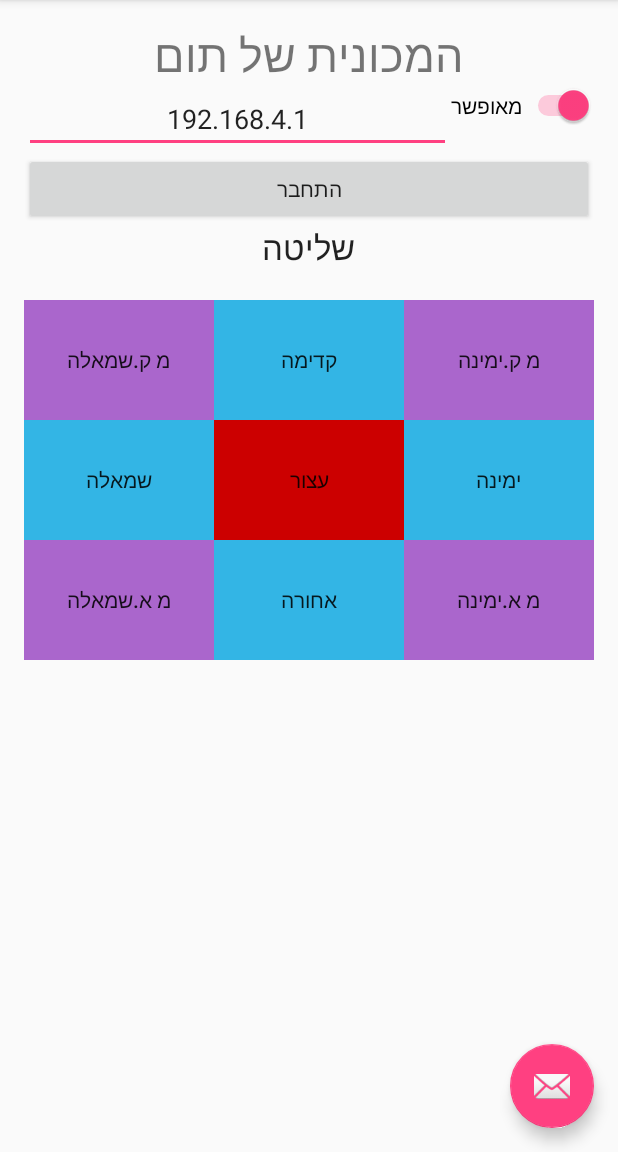
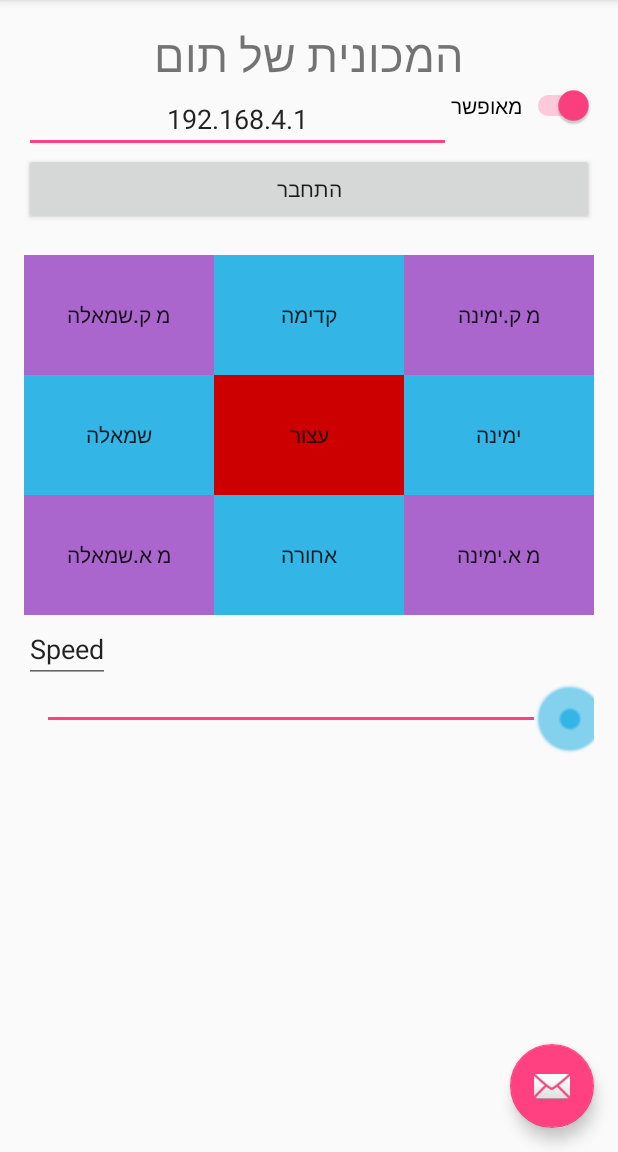
Before and after one commit to alon24/SmartCarAndroid, an Android app: the screen it shows after launch (MainActivity), on a phone screen of 412 x 824 dp, the part 84-1236 px from its top. Run offline under Robolectric (Android 15) with nearby library versions, the phone set to English and light mode, and no system bars.

Commit message:
add seeker

```diff
--- a/app/src/main/java/alon24/smartcarandroid/MainActivity.java
+++ b/app/src/main/java/alon24/smartcarandroid/MainActivity.java
@@ -26,11 +26,13 @@ import android.view.View;
 import android.widget.Button;
 import android.widget.CompoundButton;
 import android.widget.EditText;
+import android.widget.SeekBar;
 import android.widget.Switch;
 import android.widget.Toast;
 
 import java.util.List;
 
+import alon24.smartcarandroid.utils.RepeatListener;
 import de.tavendo.autobahn.WebSocketConnection;
 import de.tavendo.autobahn.WebSocketException;
 import de.tavendo.autobahn.WebSocketHandler;
@@ -57,6 +59,9 @@ public class MainActivity extends AppCompatActivity
 
     private boolean isConnected = false;
     private boolean isConnecting = false;
+
+    RepeatListener repeatListener;
+    int curretYPower = 100;
 
     @Override
     protected void onCreate(Bundle savedInstanceState) {
@@ -109,18 +114,51 @@ public class MainActivity extends AppCompatActivity
 
         connectBtn.setOnClickListener(this);
         connectModeSwitch.setOnCheckedChangeListener(this);
+        repeatListener = new RepeatListener(0,100, this);
+//        carIpText.addTextChangedListener((this);
+//        ((Button) findViewById(R.id.upBtn)).setOnClickListener(this);
+        ((Button) findViewById(R.id.upBtn)).setOnTouchListener(repeatListener);
 
-//        carIpText.addTextChangedListener((this);
-        ((Button)findViewById(R.id.upBtn)).setOnClickListener(this);
-        ((Button)findViewById(R.id.downBtn)).setOnClickListener(this);
-        ((Button)findViewById(R.id.leftBtn)).setOnClickListener(this);
-        ((Button)findViewById(R.id.rightBtn)).setOnClickListener(this);
+        ((Button)findViewById(R.id.downBtn)).setOnTouchListener(repeatListener);
+        ((Button)findViewById(R.id.leftBtn)).setOnTouchListener(repeatListener);
+        ((Button)findViewById(R.id.rightBtn)).setOnTouchListener(repeatListener);
 
-        ((Button)findViewById(R.id.upLeftBtn)).setOnClickListener(this);
-        ((Button)findViewById(R.id.upRightBtn)).setOnClickListener(this);
-        ((Button)findViewById(R.id.downLeftBtn)).setOnClickListener(this);
-        ((Button)findViewById(R.id.downRightBtn)).setOnClickListener(this);
-        ((Button)findViewById(R.id.stopBtn)).setOnClickListener(this);
+        ((Button)findViewById(R.id.upLeftBtn)).setOnTouchListener(repeatListener);
+        ((Button)findViewById(R.id.upRightBtn)).setOnTouchListener(repeatListener);
+        ((Button)findViewById(R.id.downLeftBtn)).setOnTouchListener(repeatListener);
+        ((Button)findViewById(R.id.downRightBtn)).setOnTouchListener(repeatListener);
+        ((Button)findViewById(R.id.stopBtn)).setOnTouchListener(repeatListener);
+        SeekBar seekBar = ((SeekBar)findViewById(R.id.seekBar));
+        seekBar.setMax(100);
+        seekBar.setProgress(curretYPower);
+        seekBar.setOnSeekBarChangeListener(new SeekBar.OnSeekBarChangeListener() {
+
+            @Override
+            public void onStopTrackingTouch(SeekBar seekBar) {
+
+            }
+
+            @Override
+            public void onStartTrackingTouch(SeekBar seekBar) {
+
+            }
+
+            @Override
+            public void onProgressChanged(SeekBar seekBar, int progress,
+                                          boolean fromUser) {
+                curretYPower = progress;
+                Log.d(TAG, "current power = " + curretYPower);
+//                int MIN = 5;
+//                if (progress < MIN) {
+//
+//                    value.setText(" Time Interval (" + seektime + " sec)");
+//                } else {
+//                    seektime = progress;
+//                }
+//                value.setText(" Time Interval (" + seektime + " sec)");
+
+            }
+        });
 //        Menu m = navigationView.getMenu();
 //        SubMenu wifiConnectionsMenu = m.addSubMenu("WifiConnections");
 //        wifiConnectionsMenu.add("Foo");
@@ -441,6 +479,7 @@ public class MainActivity extends AppCompatActivity
                 break;
             //Move x%,y%
             case R.id.upBtn:
+//                Log.d(TAG, "upbtn rpt listener");
                 sendMoveXYMessage(0,100);
                 break;
             case R.id.downBtn:
@@ -471,7 +510,7 @@ public class MainActivity extends AppCompatActivity
     }
 
     private void sendMoveXYMessage(int x, int y) {
-        sendMessage("Move xy " + x + " " + y);
+        sendMessage("Move xy " + x + " " + curretYPower);
     }
 
     @Override
--- /dev/null
+++ b/app/src/main/java/alon24/smartcarandroid/utils/RepeatListener.java
@@ -0,0 +1,79 @@
+package alon24.smartcarandroid.utils;
+
+import android.os.Handler;
+import android.view.MotionEvent;
+import android.view.View;
+import android.view.View.OnClickListener;
+import android.view.View.OnTouchListener;
+
+/**
+ * A class, that can be used as a TouchListener on any view (e.g. a Button).
+ * It cyclically runs a clickListener, emulating keyboard-like behaviour. First
+ * click is fired immediately, next one after the initialInterval, and subsequent
+ * ones after the normalInterval.
+ *
+ * <p>Interval is scheduled after the onClick completes, so it has to run fast.
+ * If it runs slow, it does not generate skipped onClicks. Can be rewritten to
+ * achieve this.
+ */
+//http://stackoverflow.com/questions/4284224/android-hold-button-to-repeat-action
+public class RepeatListener implements OnTouchListener {
+
+    private Handler handler = new Handler();
+
+    private int initialInterval;
+    private final int normalInterval;
+    private final OnClickListener clickListener;
+
+    private Runnable handlerRunnable = new Runnable() {
+        @Override
+        public void run() {
+            handler.postDelayed(this, normalInterval);
+            clickListener.onClick(downView);
+        }
+    };
+
+    private View downView;
+
+    /**
+     * @param initialInterval The interval after first click event
+     * @param normalInterval The interval after second and subsequent click
+     *       events
+     * @param clickListener The OnClickListener, that will be called
+     *       periodically
+     */
+    public RepeatListener(int initialInterval, int normalInterval,
+            OnClickListener clickListener) {
+        if (clickListener == null)
+            throw new IllegalArgumentException("null runnable");
+        if (initialInterval < 0 || normalInterval < 0)
+            throw new IllegalArgumentException("negative interval");
+
+        this.initialInterval = initialInterval;
+        this.normalInterval = normalInterval;
+        this.clickListener = clickListener;
+    }
+
+    public boolean onTouch(View view, MotionEvent motionEvent) {
+        switch (motionEvent.getAction()) {
+        case MotionEvent.ACTION_DOWN:
+            handler.removeCallbacks(handlerRunnable);
+            handler.postDelayed(handlerRunnable, initialInterval);
+            downView = view;
+            downView.setPressed(true);
+            clickListener.onClick(view);
+            return true;
+        case MotionEvent.ACTION_UP:
+        case MotionEvent.ACTION_CANCEL:
+            handler.removeCallbacks(handlerRunnable);
+            if (downView != null) {
+                downView.setPressed(false);
+            }
+            downView = null;
+            return true;
+        }
+
+        return false;
+    }
+
+}
--- /dev/null
+++ b/app/src/main/res/drawable/thumb_image.xml
@@ -0,0 +1,14 @@
+<layer-list xmlns:android="http://schemas.android.com/apk/res/android" >
+
+    <item>
+        <shape>
+            <size
+                android:height="40dp"
+                android:width="40dp" />
+
+            <solid android:color="@android:color/transparent" />
+        </shape>
+    </item>
+    <item android:drawable="@drawable/scrubber_control_normal_holo"/>
+
+</layer-list>
--- a/app/src/main/res/layout/content_main.xml
+++ b/app/src/main/res/layout/content_main.xml
@@ -53,30 +53,30 @@
         android:layout_alignParentLeft="true"
         android:layout_alignParentStart="true"
         android:layout_below="@+id/carIpText"
-        android:layout_alignRight="@+id/textView2"
-        android:layout_alignEnd="@+id/textView2" />
+        android:layout_alignRight="@+id/connectModeSwitch"
+        android:layout_alignEnd="@+id/connectModeSwitch" />
 
 
-    <TextView
-        android:layout_width="wrap_content"
-        android:layout_height="wrap_content"
-        android:textAppearance="?android:attr/textAppearanceLarge"
-        android:text="@string/Control"
-        android:id="@+id/textView2"
-        android:layout_alignParentLeft="true"
-        android:layout_alignParentStart="true"
-        android:layout_alignParentRight="true"
-        android:layout_alignParentEnd="true"
-        android:textAlignment="center"
-        android:layout_below="@+id/connectStateBtn" />
+    <!--<TextView-->
+        <!--android:layout_width="wrap_content"-->
+        <!--android:layout_height="wrap_content"-->
+        <!--android:textAppearance="?android:attr/textAppearanceLarge"-->
+        <!--android:text="@string/Control"-->
+        <!--android:id="@+id/textView2"-->
+        <!--android:layout_alignParentLeft="true"-->
+        <!--android:layout_alignParentStart="true"-->
+        <!--android:layout_alignParentRight="true"-->
+        <!--android:layout_alignParentEnd="true"-->
+        <!--android:textAlignment="center"-->
+        <!--android:layout_below="@+id/connectStateBtn" />-->
 
     <LinearLayout
         android:layout_width="match_parent"
         android:layout_height="wrap_content"
-        android:layout_below="@id/textView2"
         android:orientation="vertical"
         android:id="@+id/linearLayout"
-        android:layout_marginTop="20dp">
+        android:layout_marginTop="20dp"
+        android:layout_below="@+id/connectStateBtn" >
         <LinearLayout
             android:layout_width="match_parent"
             android:layout_height="wrap_content"
@@ -164,4 +164,26 @@
         </LinearLayout>
     </LinearLayout>
 
+    <EditText
+        android:layout_width="wrap_content"
+        android:layout_height="wrap_content"
+        android:id="@+id/editText"
+        android:layout_below="@+id/linearLayout"
+        android:layout_alignParentLeft="true"
+        android:layout_alignParentStart="true"
+        android:text="Speed" />
+
+    <SeekBar
+        android:layout_width="wrap_content"
+        android:layout_height="wrap_content"
+        android:id="@+id/seekBar"
+        android:layout_alignParentLeft="true"
+        android:layout_alignParentStart="false"
+        android:thumb="@drawable/thumb_image"
+        android:layout_below="@+id/editText"
+        android:layout_alignRight="@+id/linearLayout"
+        android:layout_alignEnd="@+id/linearLayout" />
+
+
+
 </RelativeLayout>
```
Also changed, not shown: app/src/main/res/drawable/scrubber_control_disabled_holo.png (added), app/src/main/res/drawable/scrubber_control_normal_holo.png (added).
